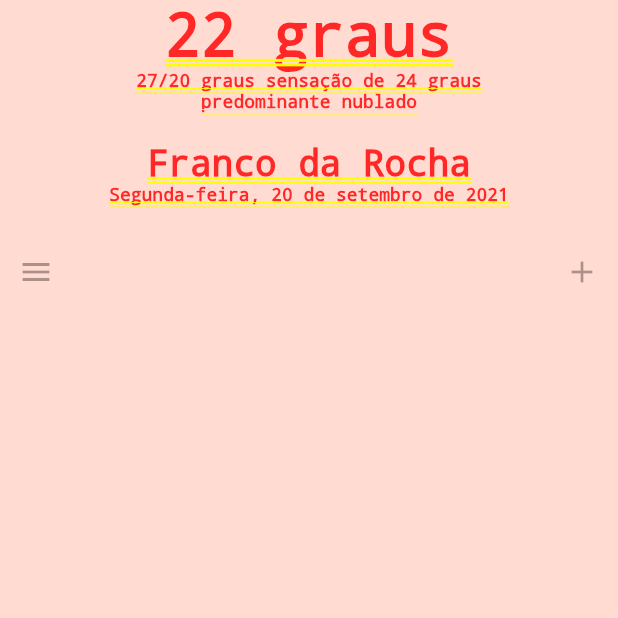
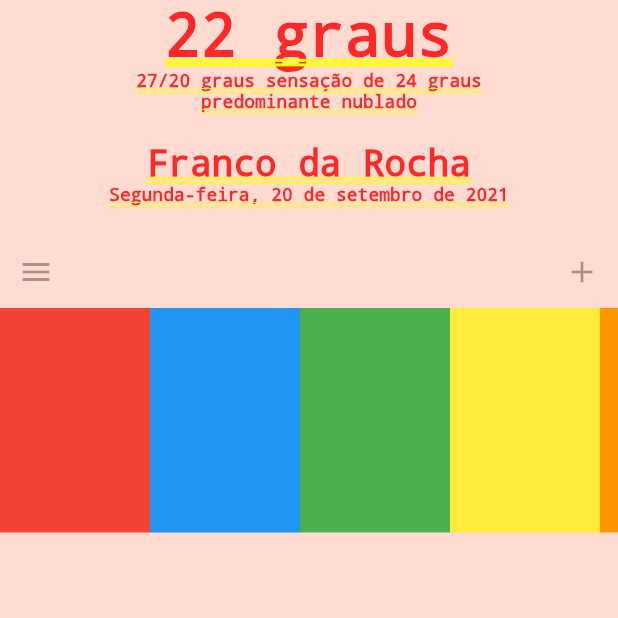
Before and after one commit to akatsuki-central-bh/Clima, a Flutter app: the screen it shows after launch, on a phone screen of 412 x 824 dp, the top half of it. Run offline on Flutter 3.47's test engine with Material 2 defaults, Android fonts, the phone set to English and light mode, and no system bars.

Commit message:
Adicionando listagem de dia

```diff
--- a/lib/main.dart
+++ b/lib/main.dart
@@ -36,8 +36,56 @@ class _MyHomePageState extends State<MyHomePage> {
       child: Container(
           color: Theme.of(context).colorScheme.primaryContainer,
           child: (const Column(
-            children: [Weather(), LocalTime(), ButtonsNav()],
+            children: [
+              Weather(),
+              LocalTime(),
+              ButtonsNav(),
+              DayList(),
+            ],
           ))),
+    );
+  }
+}
+
+class DayList extends StatelessWidget {
+  const DayList({
+    super.key,
+  });
+
+  @override
+  Widget build(BuildContext context) {
+    return Column(
+      children: [
+        SizedBox(
+          height: 150,
+          child: ListView(
+            shrinkWrap: true,
+            scrollDirection: Axis.horizontal,
+            children: [
+              Container(
+                width: 100,
+                color: Colors.red,
+              ),
+              Container(
+                width: 100,
+                color: Colors.blue,
+              ),
+              Container(
+                width: 100,
+                color: Colors.green,
+              ),
+              Container(
+                width: 100,
+                color: Colors.yellow,
+              ),
+              Container(
+                width: 100,
+                color: Colors.orange,
+              ),
+            ],
+          ),
+        ),
+      ],
     );
   }
 }
```
